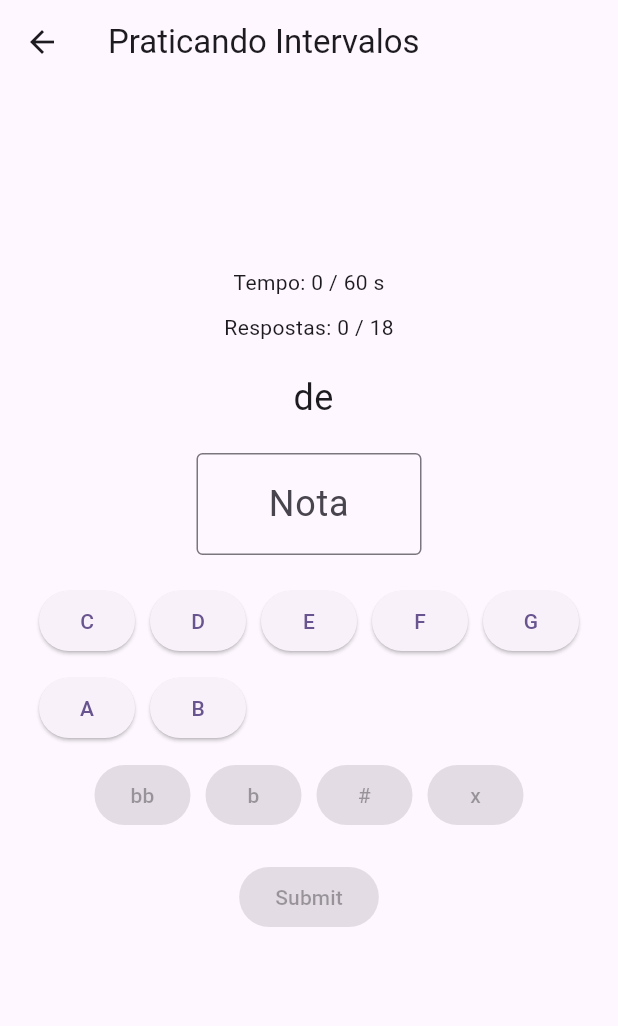
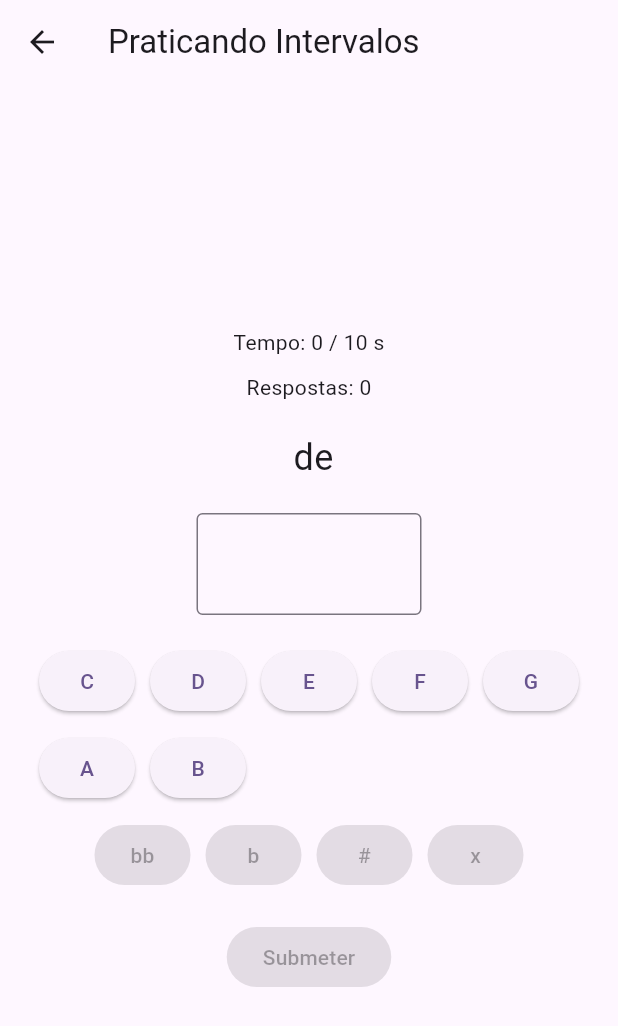
Before and after one commit to jorgearcarvalho/tabuada-do-musico, a Flutter app: the IntervalosLivrePage screen opened directly, on a phone screen of 412 x 824 dp. Shown: the top 1026 px of the screen. Run offline on Flutter 3.47's test engine with Material 3 defaults, Android fonts, the phone set to English and light mode, and no system bars.

Commit message:
[EXIN-3] Corrige a logica do exercicio de Intervalos Livre

```diff
--- a/tabuada_do_musico/lib/pages/menu/modulo1/intervalos/intervalos_livre_page.dart
+++ b/tabuada_do_musico/lib/pages/menu/modulo1/intervalos/intervalos_livre_page.dart
@@ -16,25 +16,38 @@ class _IntervalosLivrePageState extends State<IntervalosLivrePage> {
   int contadorIntervalosSorteados = 0;
   String notaAtual = '';
   List<String> notasSorteadas = [];
-  String intervaloAtual = '';
   String respostaCorreta = '';
   String notaEscolhida = '';
   String respostaFinalDoUsuario = '';
-  String intervaloSelecionado = '';
   String acidenteEscolhido = ''; // Novo estado para o acidente escolhido
   final List<String> notasPossiveis = ['C', 'D', 'E', 'F', 'G', 'A', 'B'];
   final List<String> acidentesPossiveis = ['bb', 'b', '#', 'x'];
-  late List<Map<String, dynamic>> intervalosDisponiveis = [];
+  String intervaloAtual = '';
+  final List<String> intervalosPossiveis = [
+    '2m',
+    '2M',
+    '3m',
+    '3M',
+    '4J',
+    '4A',
+    '5d',
+    '5J',
+    '5A',
+    '6m',
+    '6M',
+    '7d',
+    '7m',
+    '7M'
+  ];
 
   late Timer _timer;
   int _contadorTempo = 0;
-  final int _maxTempo = 60;
+  final int _maxTempo = 10;
   int _contadorRespostas = 0;
-  final int _maxRespostas = 18;
-
-  bool _mostrarSessaoIntervalos = true;
 
   List<Map<String, dynamic>> _respostas = [];
+  bool tutorialFechado = false;
+  bool exercicioFinalizado = false;
 
   @override
   void initState() {
@@ -55,7 +68,12 @@ class _IntervalosLivrePageState extends State<IntervalosLivrePage> {
                 textAlign: TextAlign.justify, style: TextStyle(fontSize: 16)),
             actions: [
               TextButton(
-                onPressed: () => Navigator.of(context).pop(),
+                onPressed: () => {
+                  Navigator.of(context).pop(),
+                  tutorialFechado = true,
+                  _gerarQuestao(),
+                  _startContador()
+                },
                 child: Text('Entendido'),
               ),
             ],
@@ -67,8 +85,7 @@ class _IntervalosLivrePageState extends State<IntervalosLivrePage> {
     _timer = Timer.periodic(Duration(seconds: 1), (timer) {
       setState(() {
         _contadorTempo++;
-        if (_contadorTempo >= _maxTempo ||
-            _contadorRespostas >= _maxRespostas) {
+        if (_contadorTempo >= _maxTempo) {
           _stopContador();
           _onComplete();
         }
@@ -90,7 +107,7 @@ class _IntervalosLivrePageState extends State<IntervalosLivrePage> {
     String wrongAnswersDetails = _respostas
         .where((answer) => !answer['isCorrect'])
         .map((answer) =>
-            "${answer['interval']} de ${answer['nota']} - Correto: ${answer['correta']} / Sua resposta: ${answer['usuario']}")
+            "${answer['interval']} de ${answer['nota']}. Correto: ${answer['correta']} | Resposta: ${answer['usuario']}")
         .join('\n');
 
     showDialog(
@@ -107,9 +124,8 @@ class _IntervalosLivrePageState extends State<IntervalosLivrePage> {
                 setState(() {
                   _contadorTempo = 0;
                   _contadorRespostas = 0;
-                  intervaloSelecionado = '';
                   _respostas.clear();
-                  _mostrarSessaoIntervalos = true;
+                  exercicioFinalizado = true;
                 });
               },
               child: const Text('Ok'),
@@ -130,6 +146,8 @@ class _IntervalosLivrePageState extends State<IntervalosLivrePage> {
       auxAcidentes = notasSustenidas;
     }
 
+    intervaloAtual = intervalosPossiveis
+        .elementAt(Random().nextInt(intervalosPossiveis.length));
     notaAtual =
         auxAcidentes.keys.elementAt(Random().nextInt(auxAcidentes.length));
 
@@ -139,7 +157,6 @@ class _IntervalosLivrePageState extends State<IntervalosLivrePage> {
     }
 
     final intervalosPorNota = auxAcidentes[notaAtual]!;
-    intervaloAtual = intervaloSelecionado;
     respostaCorreta = intervalosPorNota[intervaloAtual]!;
     notasSorteadas.add(notaAtual);
 
@@ -173,14 +190,16 @@ class _IntervalosLivrePageState extends State<IntervalosLivrePage> {
 
     setState(() {
       _contadorRespostas++;
-      if (_contadorRespostas >= _maxRespostas) {
+
+      // Reseta o contador, zerando o tempo
       _stopContador();
-        _onComplete();
-      } else {
-        notaEscolhida = ''; // Limpa a nota escolhida
-        acidenteEscolhido = ''; // Limpa o acidente escolhido
+      _contadorTempo = 0;
+      _startContador();
+
+      // Prepara para receber a proxima resposta
+      notaEscolhida = '';
+      acidenteEscolhido = '';
       _gerarQuestao();
-      }
     });
   }
 
@@ -204,15 +223,16 @@ class _IntervalosLivrePageState extends State<IntervalosLivrePage> {
           child: Column(
             mainAxisAlignment: MainAxisAlignment.center,
             children: [
+              Container(child: Text('Tempo: $_contadorTempo / $_maxTempo s')),
+              const SizedBox(height: 10),
+              Container(child: Text('Respostas: $_contadorRespostas')),
               const SizedBox(height: 20),
-              Text('Tempo: $_contadorTempo / $_maxTempo s'),
-              const SizedBox(height: 10),
-              Text('Respostas: $_contadorRespostas / $_maxRespostas'),
-              const SizedBox(height: 20),
-              Text(
+              Container(
+                child: Text(
                   '$intervaloAtual de $notaAtual',
                   style: const TextStyle(fontSize: 24),
                   textAlign: TextAlign.center,
+                ),
               ),
               const SizedBox(height: 20),
               SizedBox(
@@ -220,7 +240,7 @@ class _IntervalosLivrePageState extends State<IntervalosLivrePage> {
                 child: TextField(
                   readOnly: true,
                   decoration: const InputDecoration(
-                    hintText: 'Nota',
+                    hintText: '',
                     border: OutlineInputBorder(),
                   ),
                   controller: TextEditingController(
@@ -230,34 +250,47 @@ class _IntervalosLivrePageState extends State<IntervalosLivrePage> {
                 ),
               ),
               const SizedBox(height: 20),
-              Wrap(
+              Container(
+                child: Wrap(
                   spacing: 10,
                   runSpacing: 10,
                   children: notasPossiveis.map((notaMusical) {
                     return ElevatedButton(
-                    onPressed: () => _selecionaNota(notaMusical),
+                      onPressed: (exercicioFinalizado)
+                          ? null
+                          : () => _selecionaNota(notaMusical),
                       child: Text(notaMusical),
                     );
                   }).toList(),
                 ),
+              ),
               const SizedBox(height: 10),
-              Wrap(
+              Container(
+                child: Wrap(
                   spacing: 10,
                   children: acidentesPossiveis.map((accidental) {
                     return ElevatedButton(
-                    onPressed: notaEscolhida.isEmpty
+                      onPressed: (notaEscolhida.isEmpty || exercicioFinalizado)
                           ? null
                           : () => _selecionaAcidente(accidental),
                       child: Text(accidental),
                     );
                   }).toList(),
                 ),
+              ),
               const SizedBox(height: 20),
-              ElevatedButton(
-                onPressed: (notaEscolhida.isEmpty) ? null : _submitResposta,
-                child: const Text('Submit'),
+              Container(
+                child: ElevatedButton(
+                  onPressed: (notaEscolhida.isEmpty || exercicioFinalizado)
+                      ? null
+                      : _submitResposta,
+                  child: const Text('Submeter'),
                 ),
-              const SizedBox(height: 100),
+              ),
+              if (exercicioFinalizado)
+                Container(
+                    padding: EdgeInsets.only(top: 30),
+                    child: Text('Exercicio finalizado...'))
             ],
           ),
         ),
```
Lines whose indentation alone changed are shown as unchanged.
